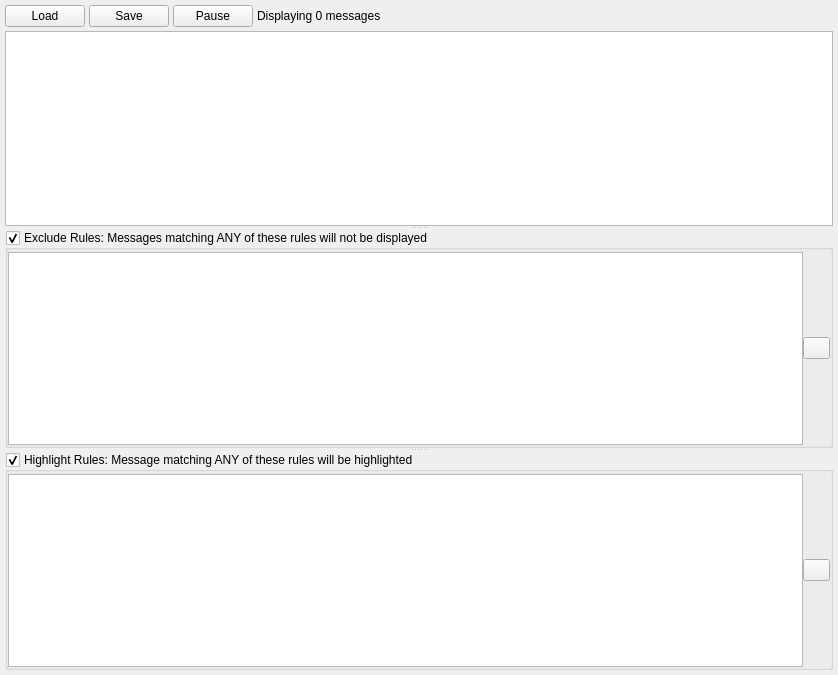
Before: the Qt Designer form rqt/rqt_console/src/rqt_console/console_widget.ui in ros-visualization/rqt, drawn with Qt 5.
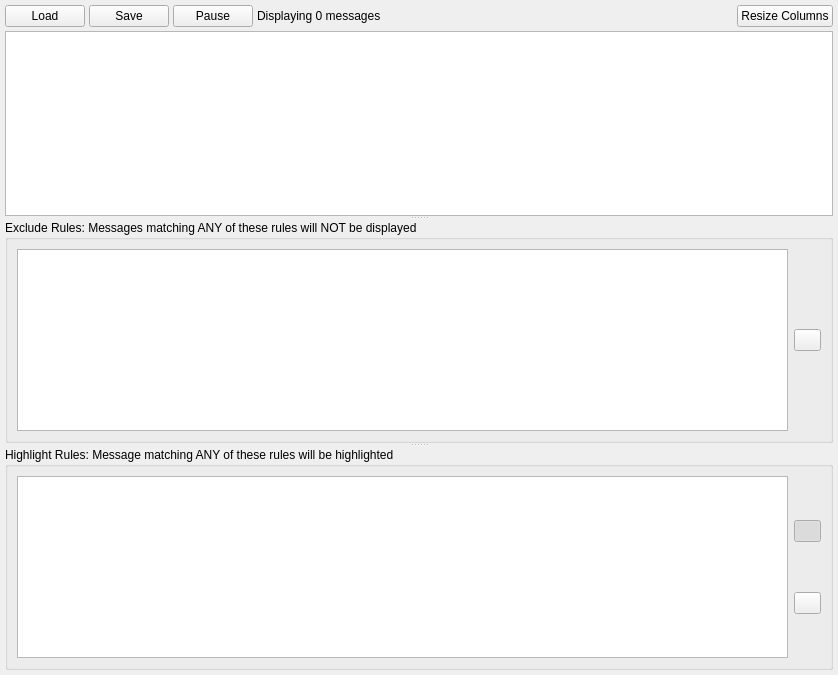
After: the same form once the commit is applied.

Commit message: rqt_console: Re-implemented filter save/load with in the new filter system

What changed in the file:
```diff
--- a/rqt/rqt_console/src/rqt_console/console_widget.ui
+++ b/rqt/rqt_console/src/rqt_console/console_widget.ui
@@ -78,6 +78,16 @@
        </property>
       </spacer>
      </item>
+     <item>
+      <widget class="QPushButton" name="column_resize_button">
+       <property name="toolTip">
+        <string>Resizes message table columns to fit their contents exactly</string>
+       </property>
+       <property name="text">
+        <string>Resize Columns</string>
+       </property>
+      </widget>
+     </item>
     </layout>
    </item>
    <item>
@@ -110,27 +120,9 @@
         </property>
         <widget class="QGroupBox" name="exclude_group_box">
          <property name="title">
-          <string>Exclude Rules: Messages matching ANY of these rules will not be displayed</string>
-         </property>
-         <property name="checkable">
-          <bool>true</bool>
+          <string>Exclude Rules: Messages matching ANY of these rules will NOT be displayed</string>
          </property>
          <layout class="QHBoxLayout" name="horizontalLayout_2">
-          <property name="spacing">
-           <number>0</number>
-          </property>
-          <property name="leftMargin">
-           <number>0</number>
-          </property>
-          <property name="topMargin">
-           <number>2</number>
-          </property>
-          <property name="rightMargin">
-           <number>0</number>
-          </property>
-          <property name="bottomMargin">
-           <number>0</number>
-          </property>
           <item>
            <widget class="QTableWidget" name="exclude_table">
             <property name="alternatingRowColors">
@@ -179,25 +171,7 @@
          <property name="title">
           <string>Highlight Rules: Message matching ANY of these rules will be highlighted</string>
          </property>
-         <property name="checkable">
-          <bool>true</bool>
-         </property>
          <layout class="QHBoxLayout" name="horizontalLayout_3">
-          <property name="spacing">
-           <number>0</number>
-          </property>
-          <property name="leftMargin">
-           <number>0</number>
-          </property>
-          <property name="topMargin">
-           <number>2</number>
-          </property>
-          <property name="rightMargin">
-           <number>0</number>
-          </property>
-          <property name="bottomMargin">
-           <number>0</number>
-          </property>
           <item>
            <widget class="QTableWidget" name="highlight_table">
             <property name="alternatingRowColors">
@@ -225,6 +199,30 @@
              <bool>false</bool>
             </attribute>
             <column/>
+           </widget>
+          </item>
+          <item>
+           <layout class="QVBoxLayout" name="verticalLayout_3">
+            <item>
+             <widget class="QPushButton" name="highlight_exclude_button">
+              <property name="maximumSize">
+               <size>
+                <width>27</width>
+                <height>16777215</height>
+               </size>
+              </property>
+              <property name="toolTip">
+               <string>Show only highlighted rows</string>
+              </property>
+              <property name="text">
+               <string/>
+              </property>
+              <property name="checkable">
+               <bool>true</bool>
+              </property>
+              <property name="checked">
+               <bool>true</bool>
+              </property>
            </widget>
           </item>
           <item>
@@ -239,6 +237,8 @@
              <string/>
             </property>
            </widget>
+            </item>
+           </layout>
           </item>
          </layout>
         </widget>
```
Left out of the diff: 9 changed lines with no effect on the pictures. Lines whose indentation alone changed are shown as unchanged. The commit also changes 11 other files.
